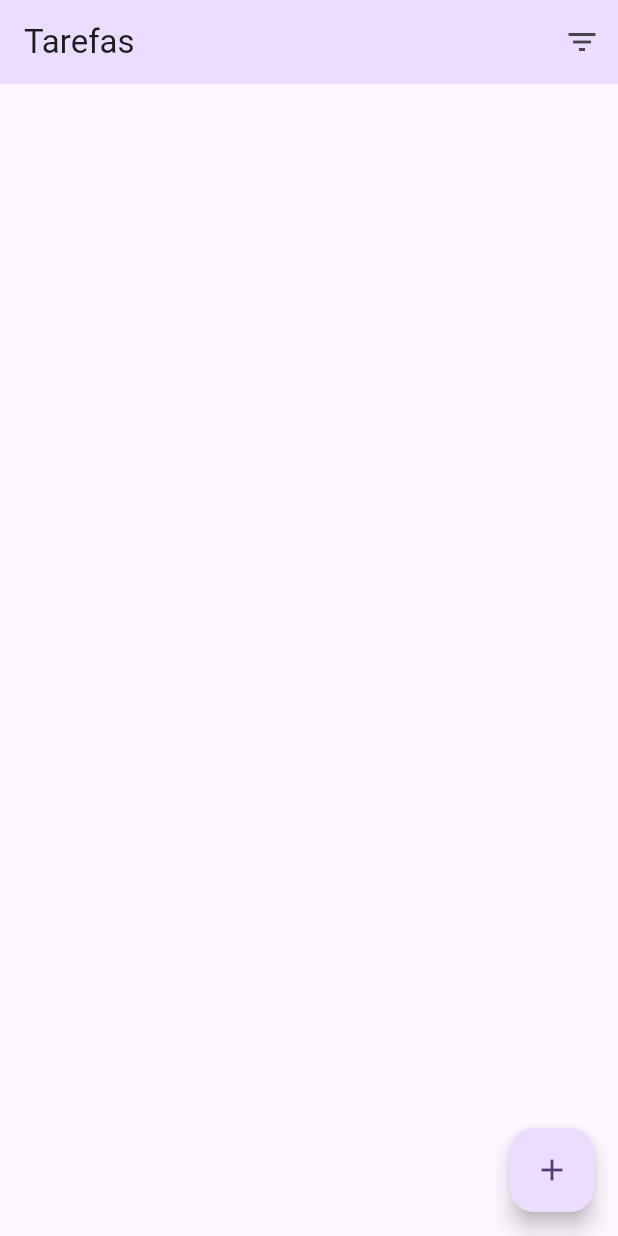
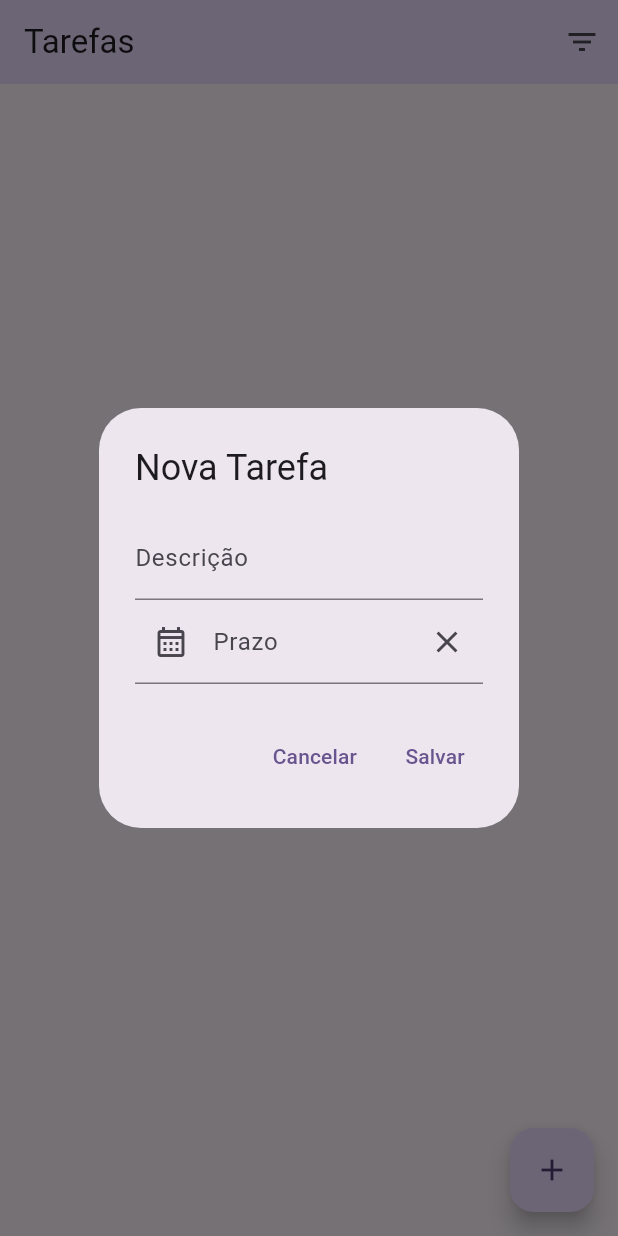
Before and after one commit to fatini-alvaro/gerenciador_tarefas, a Flutter app: the screen it shows after launch, after a tap on the "add" icon, on a phone screen of 412 x 824 dp. Run offline on Flutter 3.47's test engine with Material 3 defaults, Android fonts, the light colour scheme and no system bars.

Commit message:
aula 12/03

```diff
--- a/lib/pages/lista_page_tarefas.dart
+++ b/lib/pages/lista_page_tarefas.dart
@@ -1,5 +1,7 @@
 
 import 'package:flutter/material.dart';
+import 'package:gerenciador_tarefas/model/tarefa.dart';
+import 'package:gerenciador_tarefas/widgets/conteudo_form_dialog.dart';
 
 class ListaTarefaPage extends StatefulWidget{
 
@@ -9,20 +11,25 @@ class ListaTarefaPage extends StatefulWidget{
 
 class _ListaTarefaPageState extends State<ListaTarefaPage>{
 
+  final _tarefas = <Tarefa> [];
+  var _ultimoid = 0;
+
+  static const ACAO_EDITAR = 'editar';
+
   @override
   Widget build(BuildContext context){
     return Scaffold(
-      appBar: _criarAppBar(),
-      body: Container(),
+      appBar: _criarAppBar(context),
+      body: _criarBody(),
       floatingActionButton: FloatingActionButton(
-        onPressed: () {},
+        onPressed: _abrirForm,
         child: Icon(Icons.add),
         tooltip: 'Nova Tarefa',
       ),
     );
   }
 
-  AppBar _criarAppBar(){
+  AppBar _criarAppBar(BuildContext context){
     return AppBar(
       backgroundColor: Theme.of(context).colorScheme.primaryContainer,
       title: Text('Tarefas'),
@@ -35,4 +42,92 @@ class _ListaTarefaPageState extends State<ListaTarefaPage>{
       ],
     );
   }
+
+  Widget _criarBody () {
+
+    if(_tarefas.isEmpty) {
+      return Center(
+        child: Text(
+          'Tudo certo por aqui',
+          style: TextStyle(fontSize: 20, fontWeight: FontWeight.bold),
+        ),
+      );
+    }
+
+    return ListView.separated(
+      itemBuilder: (BuildContext context, int index){
+        final tarefa = _tarefas[index];
+        return PopupMenuButton<String>(
+          child: ListTile(
+            title: Text('${tarefa.id} - ${tarefa.descricao}'),
+            subtitle: Text(tarefa.prazoFormatado == '' ? 'Sem Prazo Definido' :
+            'Prazo - ${tarefa.prazoFormatado}'),
+          ),
+          itemBuilder: (BuildContext context) => criarItensMenuPopUp(),
+          onSelected: (String valorSelecionado){
+            if (valorSelecionado == ACAO_EDITAR) {
+              _abrirForm(tarefaAtual: tarefa, indice: index);
+            }
+          },
+        );
+      },
+      separatorBuilder: (BuildContext context, index) => Divider(),
+      itemCount: _tarefas.length,
+    );
+  }
+
+  List<PopupMenuEntry<String>> criarItensMenuPopUp(){
+    return [
+      PopupMenuItem(
+        value: ACAO_EDITAR,
+        child: Row(
+          children: [
+            Icon(Icons.edit, color: Colors.black,),
+            Padding(
+              padding: EdgeInsets.only(left: 10),
+              child: Text('Editar'),
+            )
+          ],
+        )
+      )
+    ];
+  }
+
+  void _abrirForm({Tarefa? tarefaAtual, int? indice}){
+    final key = GlobalKey<ConteudoFormDialogState>();
+    showDialog(
+      context: context,
+      builder: (BuildContext context) {
+        return AlertDialog(
+          title: Text(tarefaAtual == null ? 'Nova Tarefa'
+          : 'Alterar Tarefa ${tarefaAtual.id}'),
+          content: ConteudoFormDialog(key: key, tarefaAtual: tarefaAtual,),
+          actions: [
+            TextButton(
+              onPressed: () => Navigator.of(context).pop(),
+              child: Text('Cancelar'),
+            ),
+            TextButton(
+              onPressed: () {
+                if (key.currentState!.dadosValidados() &&
+                key.currentState != null){
+                  setState(() {
+                    final novaTarefa = key.currentState!.novaTarefa;
+                    if( indice == null){
+                      novaTarefa.id = ++ _ultimoid;
+                      _tarefas.add(novaTarefa);
+                    } else {
+                      _tarefas[indice] = novaTarefa;
+                    }
+                  });
+                  Navigator.of(context).pop();
+                }
+              },
+              child: Text('Salvar'),
+            ),
+          ],
+        );
+      }
+    );
+  }
 }
--- /dev/null
+++ b/lib/widgets/conteudo_form_dialog.dart
@@ -0,0 +1,97 @@
+import 'package:flutter/material.dart';
+import 'package:gerenciador_tarefas/model/tarefa.dart';
+import 'package:intl/intl.dart';
+
+class ConteudoFormDialog extends StatefulWidget{
+
+  final Tarefa? tarefaAtual;
+
+  ConteudoFormDialog({Key? key, this.tarefaAtual}) : super(key: key);
+
+  @override
+  ConteudoFormDialogState createState() => ConteudoFormDialogState();
+}
+
+class ConteudoFormDialogState extends State<ConteudoFormDialog> {
+
+  final formKey = GlobalKey<FormState>();
+  final descricaoController = TextEditingController();
+  final prazoController = TextEditingController();
+  final _prazoFormatado = DateFormat('dd/MM/yyyy');
+
+  @override
+  void initState(){
+    super.initState();
+    if (widget.tarefaAtual != null) {
+      descricaoController.text = widget.tarefaAtual!.descricao;
+      prazoController.text = widget.tarefaAtual!.prazoFormatado;
+    }
+  }
+
+  @override
+  Widget build(BuildContext context) {
+    return Form(
+      key: formKey,
+      child: Column(
+        mainAxisSize: MainAxisSize.min,
+        children: [
+          TextFormField(
+            controller: descricaoController,
+            decoration: InputDecoration(labelText: 'Descrição'),
+            validator: (String? valor){
+              if (valor == null || valor.isEmpty){
+                return 'Descrição obrigatória';
+              }
+              return null;
+            },
+          ),
+          TextFormField(
+            controller: prazoController,
+            decoration: InputDecoration(
+              labelText: 'Prazo',
+              prefixIcon: IconButton(
+                icon: Icon(Icons.calendar_month_outlined),
+                onPressed: _mostrarCalendario,
+              ),
+              suffixIcon: IconButton(
+                icon: Icon(Icons.clear),
+                onPressed: () => prazoController.clear(),
+              ),
+            ),
+            readOnly: true,
+          ),
+        ]
+      ),
+    );
+  }
+
+  void _mostrarCalendario() {
+    final dataFormatada = prazoController.text;
+    var data = DateTime.now();
+
+    if (dataFormatada.isNotEmpty) {
+      data = _prazoFormatado.parse(dataFormatada);
+    }
+    showDatePicker(
+      context: context,
+      firstDate: data.subtract(Duration(days: 5 * 365)),
+      lastDate: data.add(Duration(days: 5 * 365)),
+    ).then((DateTime? dataSelecionada) {
+      if (dataSelecionada != null) {
+        setState(() {
+          prazoController.text = _prazoFormatado.format(dataSelecionada);
+        });
+      }
+    });
+  }
+
+  bool dadosValidados() => formKey.currentState?.validate() == true;
+
+  Tarefa get novaTarefa => Tarefa(
+    id: widget.tarefaAtual?.id ?? 0,
+    descricao: descricaoController.text,
+    prazo: prazoController.text.isEmpty ? null :
+    _prazoFormatado.parse(prazoController.text),
+  );
+
+}
```
